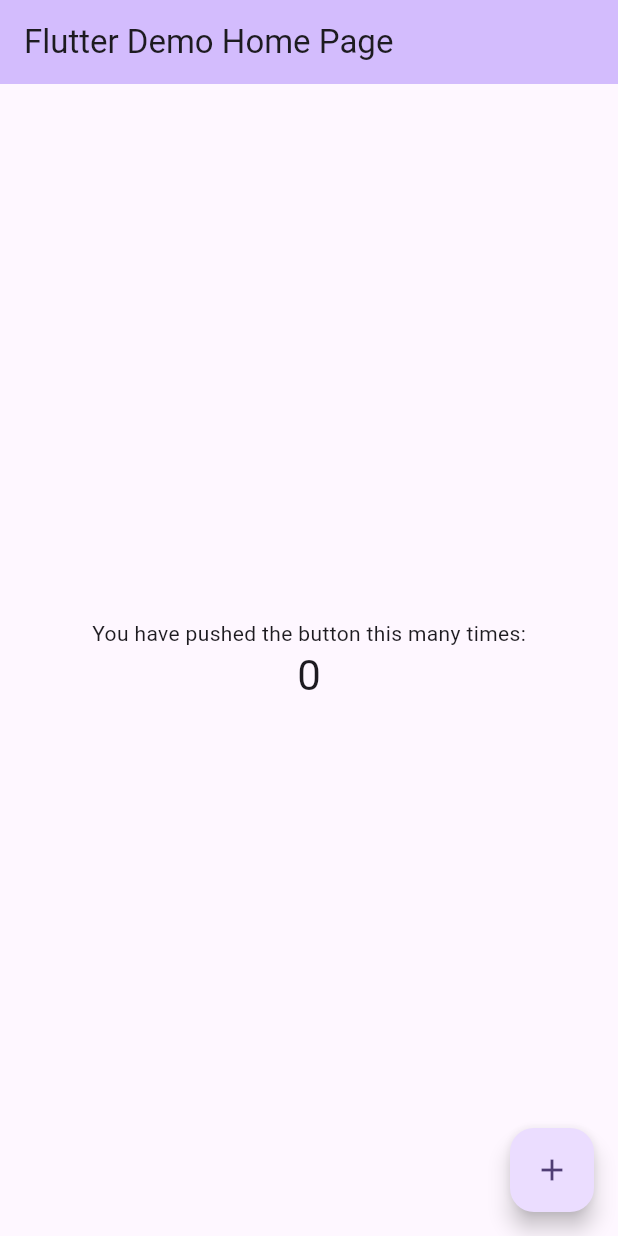
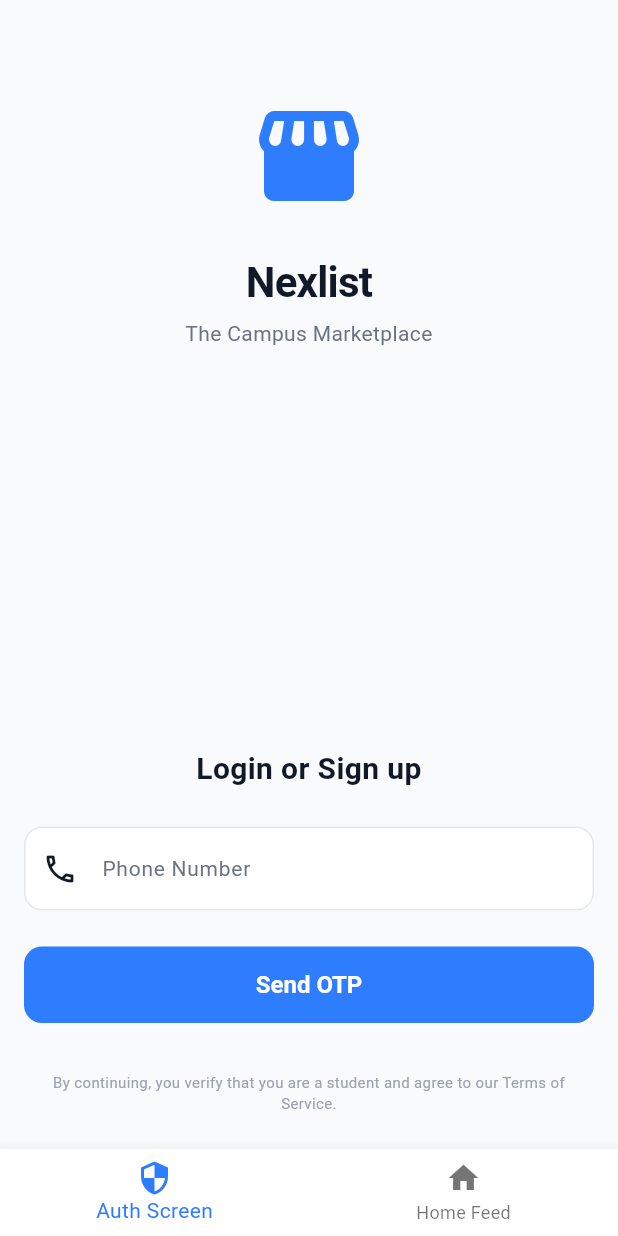
Before and after one commit to Nikith177/nexlist-main, a Flutter app: the screen it shows after launch, on a phone screen of 412 x 824 dp. Run offline on Flutter 3.47's test engine with Material 3 defaults, Android fonts, the phone set to English and light mode, and no system bars; our stand-ins replace firebase_core; accounts and stored records are empty.

Commit message:
feat(ui): generate mvp auth and home feed layouts

```diff
--- /dev/null
+++ b/lib/features/auth/presentation/auth_screen.dart
@@ -0,0 +1,81 @@
+import 'package:flutter/material.dart';
+
+import '../../../core/theme/colors.dart';
+import '../../../core/theme/spacing.dart';
+import '../../../core/theme/typography.dart';
+
+class AuthScreen extends StatelessWidget {
+  const AuthScreen({Key? key}) : super(key: key);
+
+  @override
+  Widget build(BuildContext context) {
+    return Scaffold(
+      body: SafeArea(
+        child: Padding(
+          padding: AppSpacing.screenPadding,
+          child: Column(
+            crossAxisAlignment: CrossAxisAlignment.stretch,
+            children: [
+              AppSpacing.gapXl,
+              AppSpacing.gapXl,
+              // Logo Placeholder
+              const Center(
+                child: Icon(
+                  Icons.storefront_rounded,
+                  size: 80,
+                  color: AppColors.primary,
+                ),
+              ),
+              AppSpacing.gapLg,
+              // Title
+              const Text(
+                'Nexlist',
+                textAlign: TextAlign.center,
+                style: AppTypography.h1,
+              ),
+              AppSpacing.gapXs,
+              const Text(
+                'The Campus Marketplace',
+                textAlign: TextAlign.center,
+                style: AppTypography.bodyMedium,
+              ),
+              const Spacer(),
+
+              // Login Form
+              const Text(
+                'Login or Sign up',
+                style: AppTypography.h3,
+                textAlign: TextAlign.center,
+              ),
+              AppSpacing.gapLg,
+
+              const TextField(
+                decoration: InputDecoration(
+                  labelText: 'Phone Number',
+                  hintText: 'Enter your 10-digit number',
+                  prefixIcon: Icon(Icons.phone_outlined),
+                ),
+                keyboardType: TextInputType.phone,
+              ),
+              AppSpacing.gapLg,
+
+              ElevatedButton(
+                onPressed: () {},
+                child: const Text('Send OTP'),
+              ),
+              AppSpacing.gapXl,
+
+              // Terms disclaimer
+              Text(
+                'By continuing, you verify that you are a student and agree to our Terms of Service.',
+                textAlign: TextAlign.center,
+                style: AppTypography.bodySmall.copyWith(fontSize: 10),
+              ),
+              AppSpacing.gapLg,
+            ],
+          ),
+        ),
+      ),
+    );
+  }
+}
--- a/lib/main.dart
+++ b/lib/main.dart
@@ -1,121 +1,59 @@
 import 'package:flutter/material.dart';
 
+import 'core/theme/app_theme.dart';
+import 'features/auth/presentation/auth_screen.dart';
+import 'features/listing_feed/home_feed_screen.dart';
+
 void main() {
-  runApp(const MyApp());
+  runApp(const NexlistApp());
 }
 
-class MyApp extends StatelessWidget {
-  const MyApp({super.key});
+class NexlistApp extends StatelessWidget {
+  const NexlistApp({Key? key}) : super(key: key);
 
-  // This widget is the root of your application.
   @override
   Widget build(BuildContext context) {
     return MaterialApp(
-      title: 'Flutter Demo',
-      theme: ThemeData(
-        // This is the theme of your application.
-        //
-        // TRY THIS: Try running your application with "flutter run". You'll see
-        // the application has a purple toolbar. Then, without quitting the app,
-        // try changing the seedColor in the colorScheme below to Colors.green
-        // and then invoke "hot reload" (save your changes or press the "hot
-        // reload" button in a Flutter-supported IDE, or press "r" if you used
-        // the command line to start the app).
-        //
-        // Notice that the counter didn't reset back to zero; the application
-        // state is not lost during the reload. To reset the state, use hot
-        // restart instead.
-        //
-        // This works for code too, not just values: Most code changes can be
-        // tested with just a hot reload.
-        colorScheme: .fromSeed(seedColor: Colors.deepPurple),
-      ),
-      home: const MyHomePage(title: 'Flutter Demo Home Page'),
+      title: 'Nexlist MVP Scaffold',
+      theme: AppTheme.lightTheme,
+      home: const InitialNavigationWrapper(),
+      debugShowCheckedModeBanner: false,
     );
   }
 }
 
-class MyHomePage extends StatefulWidget {
-  const MyHomePage({super.key, required this.title});
-
-  // This widget is the home page of your application. It is stateful, meaning
-  // that it has a State object (defined below) that contains fields that affect
-  // how it looks.
-
-  // This class is the configuration for the state. It holds the values (in this
-  // case the title) provided by the parent (in this case the App widget) and
-  // used by the build method of the State. Fields in a Widget subclass are
-  // always marked "final".
-
-  final String title;
+class InitialNavigationWrapper extends StatefulWidget {
+  const InitialNavigationWrapper({Key? key}) : super(key: key);
 
   @override
-  State<MyHomePage> createState() => _MyHomePageState();
+  State<InitialNavigationWrapper> createState() => _InitialNavigationWrapperState();
 }
 
-class _MyHomePageState extends State<MyHomePage> {
-  int _counter = 0;
+class _InitialNavigationWrapperState extends State<InitialNavigationWrapper> {
+  int _currentIndex = 0;
 
-  void _incrementCounter() {
-    setState(() {
-      // This call to setState tells the Flutter framework that something has
-      // changed in this State, which causes it to rerun the build method below
-      // so that the display can reflect the updated values. If we changed
-      // _counter without calling setState(), then the build method would not be
-      // called again, and so nothing would appear to happen.
-      _counter++;
-    });
-  }
+  final List<Widget> _screens = [
+    const AuthScreen(),
+    const HomeFeedScreen(),
+  ];
 
   @override
   Widget build(BuildContext context) {
-    // This method is rerun every time setState is called, for instance as done
-    // by the _incrementCounter method above.
-    //
-    // The Flutter framework has been optimized to make rerunning build methods
-    // fast, so that you can just rebuild anything that needs updating rather
-    // than having to individually change instances of widgets.
     return Scaffold(
-      appBar: AppBar(
-        // TRY THIS: Try changing the color here to a specific color (to
-        // Colors.amber, perhaps?) and trigger a hot reload to see the AppBar
-        // change color while the other colors stay the same.
-        backgroundColor: Theme.of(context).colorScheme.inversePrimary,
-        // Here we take the value from the MyHomePage object that was created by
-        // the App.build method, and use it to set our appbar title.
-        title: Text(widget.title),
-      ),
-      body: Center(
-        // Center is a layout widget. It takes a single child and positions it
-        // in the middle of the parent.
-        child: Column(
-          // Column is also a layout widget. It takes a list of children and
-          // arranges them vertically. By default, it sizes itself to fit its
-          // children horizontally, and tries to be as tall as its parent.
-          //
-          // Column has various properties to control how it sizes itself and
-          // how it positions its children. Here we use mainAxisAlignment to
-          // center the children vertically; the main axis here is the vertical
-          // axis because Columns are vertical (the cross axis would be
-          // horizontal).
-          //
-          // TRY THIS: Invoke "debug painting" (choose the "Toggle Debug Paint"
-          // action in the IDE, or press "p" in the console), to see the
-          // wireframe for each widget.
-          mainAxisAlignment: .center,
-          children: [
-            const Text('You have pushed the button this many times:'),
-            Text(
-              '$_counter',
-              style: Theme.of(context).textTheme.headlineMedium,
-            ),
-          ],
-        ),
-      ),
-      floatingActionButton: FloatingActionButton(
-        onPressed: _incrementCounter,
-        tooltip: 'Increment',
-        child: const Icon(Icons.add),
+      body: _screens[_currentIndex],
+      bottomNavigationBar: BottomNavigationBar(
+        currentIndex: _currentIndex,
+        onTap: (index) => setState(() => _currentIndex = index),
+        items: const [
+          BottomNavigationBarItem(
+            icon: Icon(Icons.security),
+            label: 'Auth Screen',
+          ),
+          BottomNavigationBarItem(
+            icon: Icon(Icons.home),
+            label: 'Home Feed',
+          ),
+        ],
       ),
     );
   }
```
Also changed, not shown: lib/features/listing_feed/home_feed_screen.dart (added, +93 -0 lines), lib/shared/widgets/listing_card.dart (added, +122 -0 lines).
